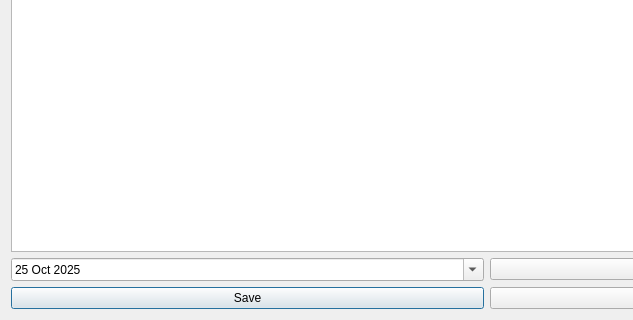
Above: mainWindow/taskEditorWindow.ui from denysfreiuk/ToDoManager-Cpp before the change; both pictures show x 0 to 633 and y 387 to 707 of the 974 by 707 pixel window. Below: the same form after it.
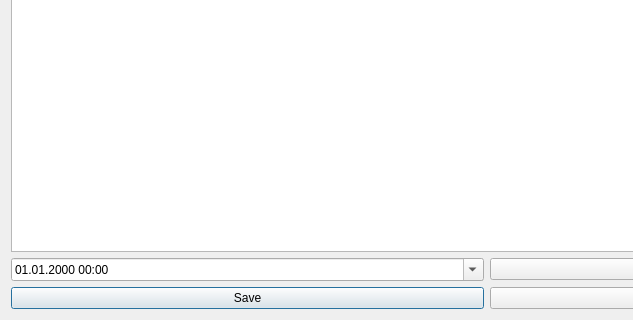
That is the form after the change.

Patch:
```diff
--- a/mainWindow/taskEditorWindow.ui
+++ b/mainWindow/taskEditorWindow.ui
@@ -45,9 +45,12 @@
      <item>
       <layout class="QHBoxLayout" name="horizontalLayout_2">
        <item>
-        <widget class="QDateEdit" name="deadlineEdit">
+        <widget class="QDateTimeEdit" name="deadlineEdit">
          <property name="currentSection">
-          <enum>QDateTimeEdit::Section::MonthSection</enum>
+          <enum>QDateTimeEdit::Section::DaySection</enum>
+         </property>
+         <property name="displayFormat">
+          <string>dd.MM.yyyy hh:mm</string>
          </property>
          <property name="calendarPopup">
           <bool>true</bool>
@@ -58,13 +61,6 @@
          <property name="timeSpec">
           <enum>Qt::TimeSpec::LocalTime</enum>
          </property>
-         <property name="date">
-          <date>
-           <year>2025</year>
-           <month>10</month>
-           <day>25</day>
-          </date>
-         </property>
         </widget>
        </item>
        <item>
```
Left out of the diff: 2 changed lines with no effect on the pictures.
